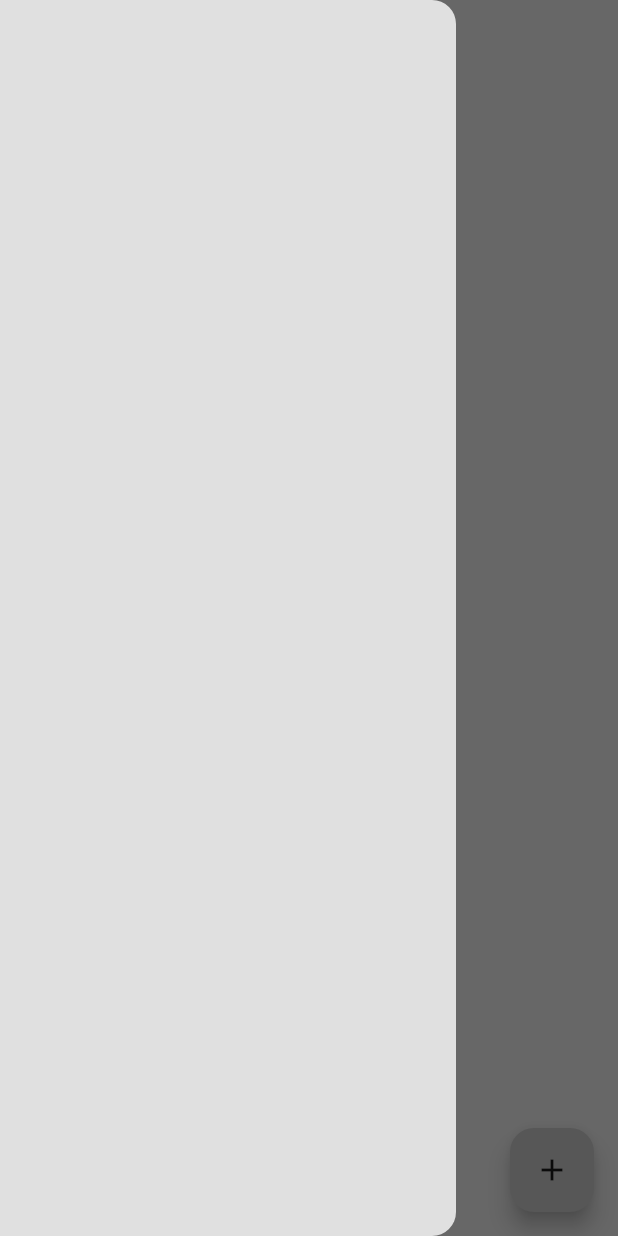
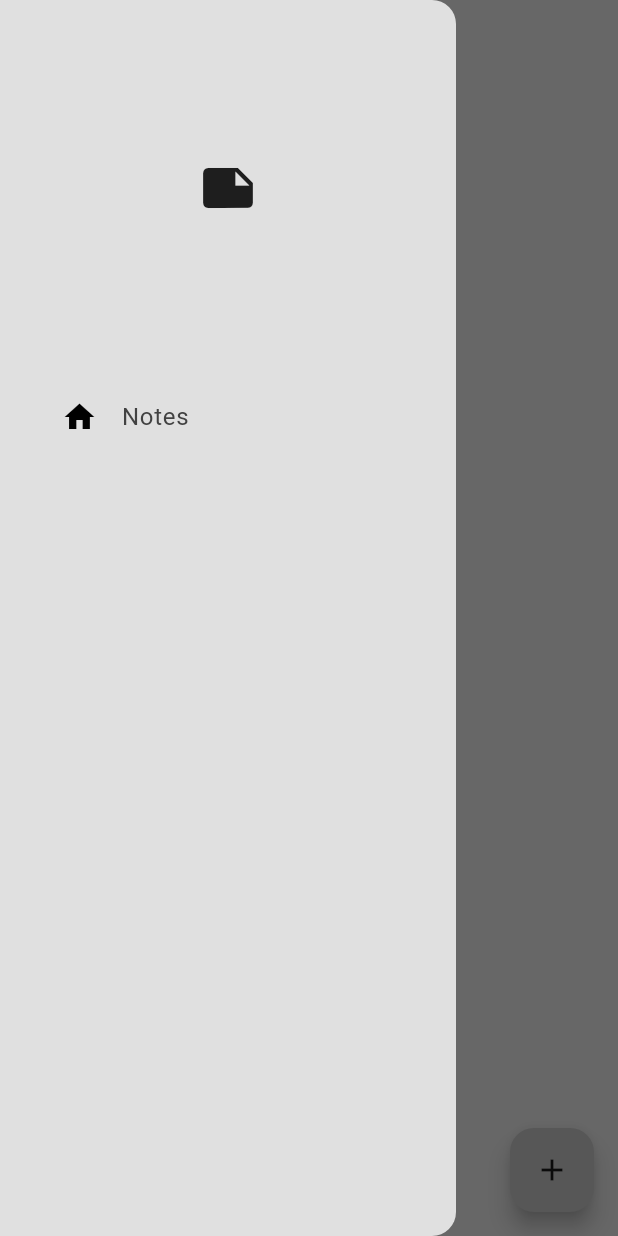
Before and after one commit to Salar977/notes_app, a Flutter app: the screen it shows after launch, with the side drawer open, on a phone screen of 412 x 824 dp. Run offline on Flutter 3.47's test engine with Material 3 defaults, Android fonts, the phone set to English and light mode, and no system bars; our stand-ins replace google_fonts, isar; accounts and stored records are empty; generated files the repository leaves out were written again.

Commit message:
Add custom drawer component and update NotesPage to use it

```diff
--- /dev/null
+++ b/lib/components/drawer.dart
@@ -0,0 +1,30 @@
+import 'package:flutter/material.dart';
+import 'package:notes_app/components/drawer_tile.dart';
+
+class MyDrawer extends StatelessWidget {
+  const MyDrawer({super.key});
+
+  @override
+  Widget build(BuildContext context) {
+    return Drawer(
+      backgroundColor: Theme.of(context).colorScheme.surface,
+      child: Column(
+        children: [
+          // Header
+          const SizedBox(
+            height: 250,
+            child: Icon(Icons.note, size: 40,),
+          ),
+
+          // notes tile
+          DrawerTile(
+            title: "Notes",
+            leading: const Icon(Icons.home),
+            onTap: () => Navigator.pop(context),
+          )
+
+        ],
+      ),
+    );
+  }
+}
--- /dev/null
+++ b/lib/components/drawer_tile.dart
@@ -0,0 +1,31 @@
+import 'package:flutter/material.dart';
+
+class DrawerTile extends StatelessWidget {
+  final String title;
+  final Widget leading;
+  final void Function()? onTap;
+
+  const DrawerTile({
+    super.key,
+    required this.title,
+    required this.leading,
+    required this.onTap
+    });
+
+  @override
+  Widget build(BuildContext context) {
+    return Padding(
+      padding: const EdgeInsets.only(left: 25.0),
+      child: ListTile(
+        title: Text(
+          title,
+          style: TextStyle(
+            color: Theme.of(context).colorScheme.inversePrimary
+          ),
+        ),
+        leading: leading,
+        onTap: onTap,
+      ),
+    );
+  }
+}
--- a/lib/pages/notes_page.dart
+++ b/lib/pages/notes_page.dart
@@ -1,5 +1,6 @@
 import 'package:flutter/material.dart';
 import 'package:google_fonts/google_fonts.dart';
+import 'package:notes_app/components/drawer.dart';
 import 'package:notes_app/models/note.dart';
 import 'package:notes_app/models/note_database.dart';
 import 'package:provider/provider.dart';
@@ -114,7 +115,7 @@ class _NotesPageState extends State<NotesPage> {
         backgroundColor: Theme.of(context).colorScheme.secondary,
         child: const Icon(Icons.add, color: Colors.black87,),
       ),
-      drawer: Drawer(),
+      drawer: const MyDrawer(),
       body: Column(
         children: [
           // Heading
```
